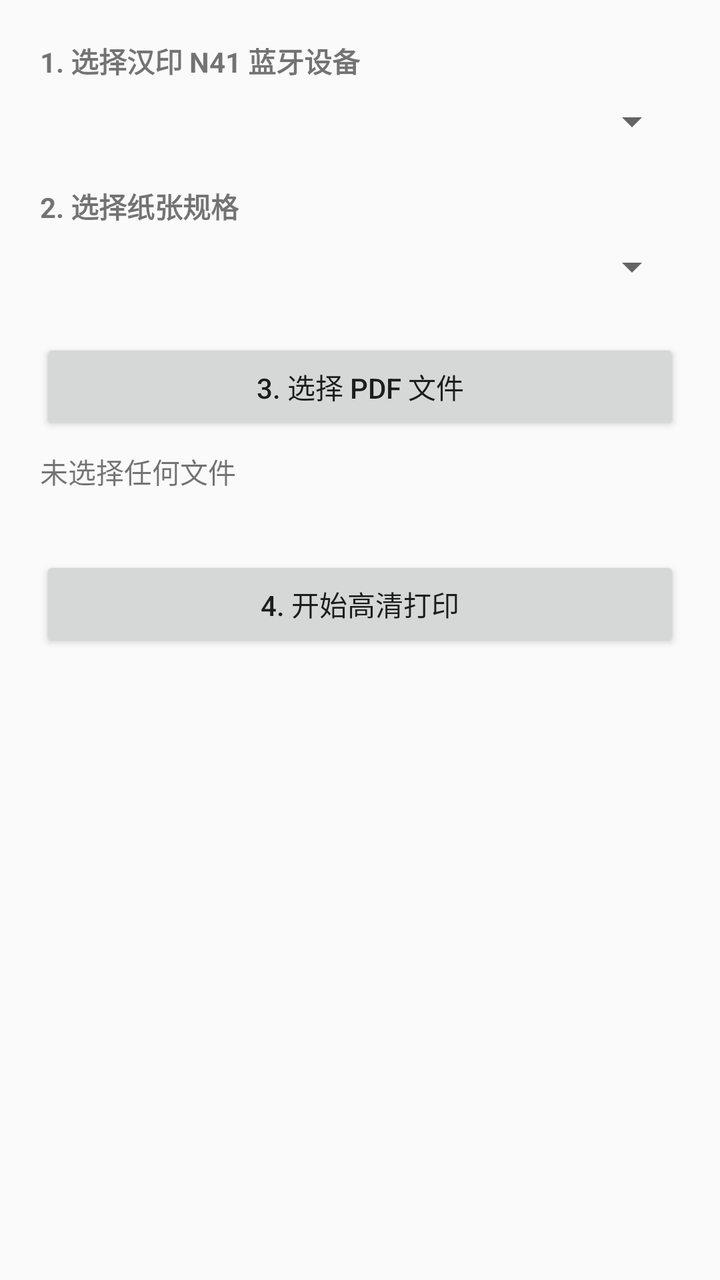
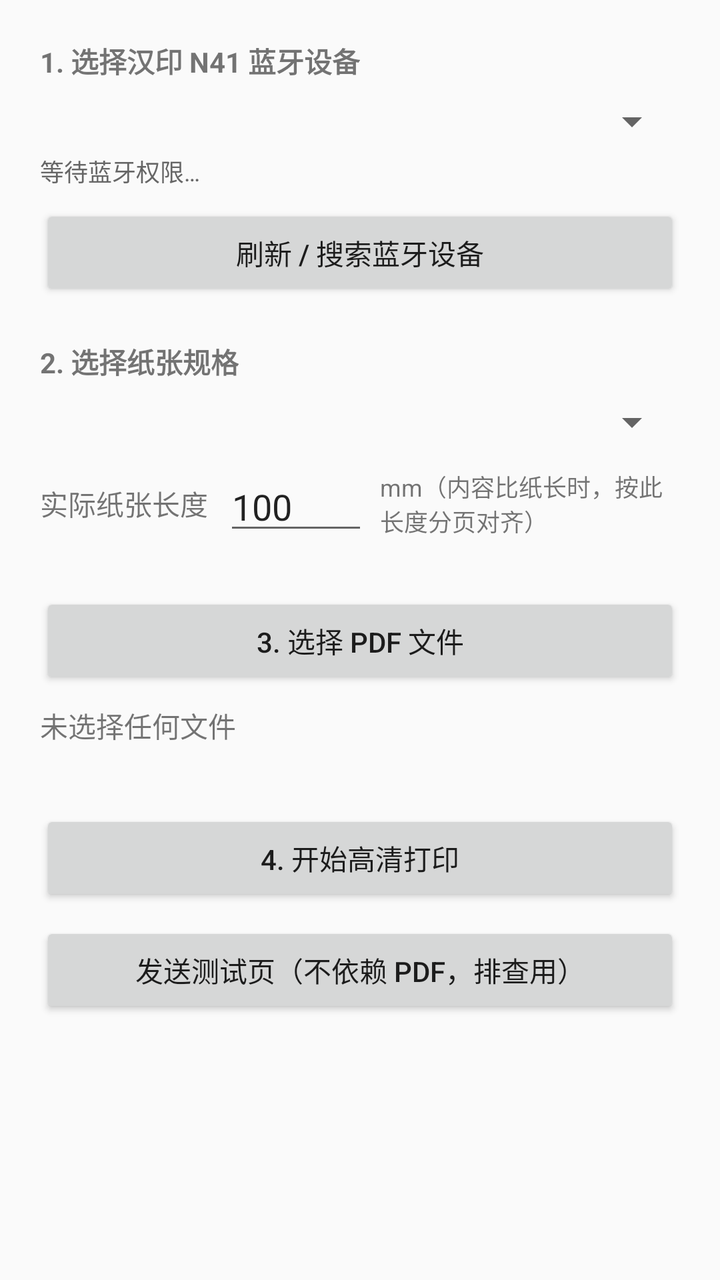

An Android layout rendered at two revisions. The XML below is the earlier revision; the diff shows what the commit changed to produce the second picture.
<!-- AndroidManifest.xml: application theme Theme.BtPrint -->
<!-- res/layout/activity_main.xml -->
<?xml version="1.0" encoding="utf-8"?>
<ScrollView xmlns:android="http://schemas.android.com/apk/res/android"
    android:layout_width="match_parent"
    android:layout_height="match_parent"
    android:fillViewport="true">

    <LinearLayout
        android:layout_width="match_parent"
        android:layout_height="wrap_content"
        android:orientation="vertical"
        android:padding="20dp">

    <TextView
        android:layout_width="wrap_content"
        android:layout_height="wrap_content"
        android:text="1. 选择汉印 N41 蓝牙设备"
        android:textStyle="bold" />

    <Spinner
        android:id="@+id/spinnerDevices"
        android:layout_width="match_parent"
        android:layout_height="wrap_content"
        android:layout_marginTop="8dp" />

    <TextView
        android:layout_width="wrap_content"
        android:layout_height="wrap_content"
        android:layout_marginTop="20dp"
        android:text="2. 选择纸张规格"
        android:textStyle="bold" />

    <Spinner
        android:id="@+id/spinnerLabelSize"
        android:layout_width="match_parent"
        android:layout_height="wrap_content"
        android:layout_marginTop="8dp" />

    <Button
        android:id="@+id/btnSelectPdf"
        android:layout_width="match_parent"
        android:layout_height="wrap_content"
        android:layout_marginTop="24dp"
        android:text="3. 选择 PDF 文件" />

    <TextView
        android:id="@+id/tvPdfStatus"
        android:layout_width="match_parent"
        android:layout_height="wrap_content"
        android:layout_marginTop="8dp"
        android:text="未选择任何文件" />

    <TextView
        android:id="@+id/tvPreviewLabel"
        android:layout_width="match_parent"
        android:layout_height="wrap_content"
        android:layout_marginTop="16dp"
        android:text="实际打印点阵预览（第一页）"
        android:textStyle="bold"
        android:visibility="gone" />

    <ImageView
        android:id="@+id/ivPrintPreview"
        android:layout_width="match_parent"
        android:layout_height="wrap_content"
        android:layout_marginTop="8dp"
        android:adjustViewBounds="true"
        android:background="#E0E0E0"
        android:contentDescription="PDF 第一页打印预览"
        android:scaleType="fitCenter"
        android:visibility="gone" />

    <Button
        android:id="@+id/btnPrint"
        android:layout_width="match_parent"
        android:layout_height="wrap_content"
        android:layout_marginTop="32dp"
        android:text="4. 开始高清打印" />

    <TextView
        android:id="@+id/tvLog"
        android:layout_width="match_parent"
        android:layout_height="wrap_content"
        android:layout_marginTop="16dp"
        android:textColor="#666666" />
    </LinearLayout>
</ScrollView>
<!-- resources referenced by this layout -->
<resources>
  <style name="Theme.BtPrint" parent="Theme.AppCompat.DayNight.NoActionBar" />
</resources>

<!-- the commit's change to res/layout/activity_main.xml (unified diff, before → after) -->
@@ -23,6 +23,22 @@
         android:layout_marginTop="8dp" />
 
     <TextView
+        android:id="@+id/tvBtState"
+        android:layout_width="match_parent"
+        android:layout_height="wrap_content"
+        android:layout_marginTop="4dp"
+        android:textColor="#666666"
+        android:textSize="12sp"
+        android:text="等待蓝牙权限…" />
+
+    <Button
+        android:id="@+id/btnRefreshDevices"
+        android:layout_width="match_parent"
+        android:layout_height="wrap_content"
+        android:layout_marginTop="8dp"
+        android:text="刷新 / 搜索蓝牙设备" />
+
+    <TextView
         android:layout_width="wrap_content"
         android:layout_height="wrap_content"
         android:layout_marginTop="20dp"
@@ -34,6 +50,35 @@
         android:layout_width="match_parent"
         android:layout_height="wrap_content"
         android:layout_marginTop="8dp" />
+
+    <LinearLayout
+        android:layout_width="match_parent"
+        android:layout_height="wrap_content"
+        android:layout_marginTop="8dp"
+        android:gravity="center_vertical"
+        android:orientation="horizontal">
+
+        <TextView
+            android:layout_width="wrap_content"
+            android:layout_height="wrap_content"
+            android:text="实际纸张长度" />
+
+        <EditText
+            android:id="@+id/etPaperLength"
+            android:layout_width="72dp"
+            android:layout_height="wrap_content"
+            android:layout_marginStart="8dp"
+            android:importantForAutofill="no"
+            android:inputType="number"
+            android:text="100" />
+
+        <TextView
+            android:layout_width="wrap_content"
+            android:layout_height="wrap_content"
+            android:layout_marginStart="6dp"
+            android:text="mm（内容比纸长时，按此长度分页对齐）"
+            android:textSize="12sp" />
+    </LinearLayout>
 
     <Button
         android:id="@+id/btnSelectPdf"
@@ -76,6 +121,13 @@
         android:layout_marginTop="32dp"
         android:text="4. 开始高清打印" />
 
+    <Button
+        android:id="@+id/btnTestPrint"
+        android:layout_width="match_parent"
+        android:layout_height="wrap_content"
+        android:layout_marginTop="8dp"
+        android:text="发送测试页（不依赖 PDF，排查用）" />
+
     <TextView
         android:id="@+id/tvLog"
         android:layout_width="match_parent"
